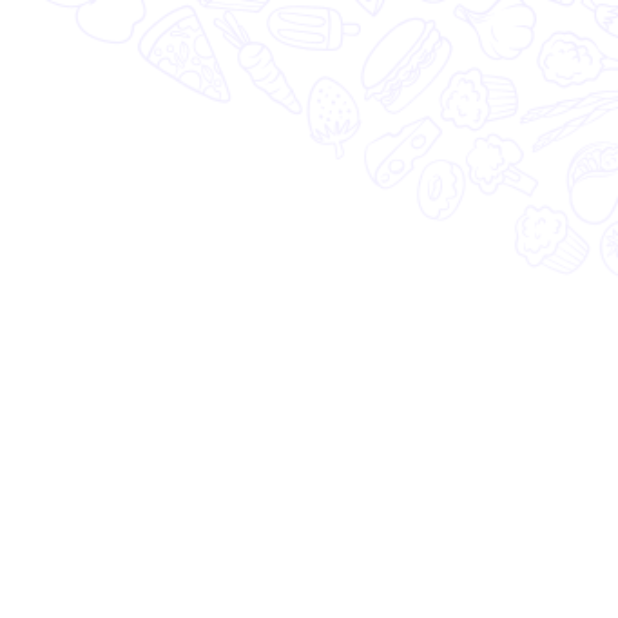
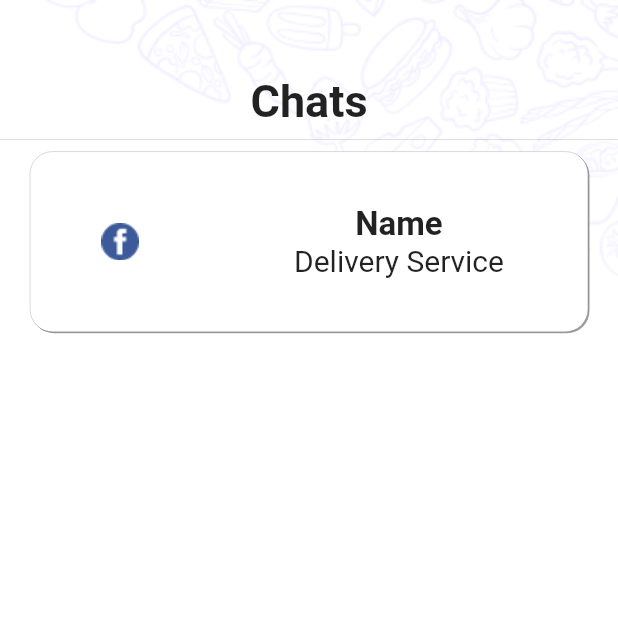
Before and after one commit to He-ema/foody, a Flutter app: the ChatView screen opened directly, on a phone screen of 412 x 824 dp, the top half of it. Run offline on Flutter 3.47's test engine with Material 2 defaults, Android fonts, the phone set to English and light mode, and no system bars; our stand-ins replace animated_theme_switcher, awesome_dialog, bloc, cached_network_image, carousel_slider, cloud_firestore and 16 more; missing offline and left inert: email_otp; accounts and stored records are empty; network calls fail; statements that could not run were skipped.

Commit message:
adding chat container

```diff
--- a/lib/core/utils/asset_data.dart
+++ b/lib/core/utils/asset_data.dart
@@ -20,4 +20,5 @@ abstract class AssetData {
   static const String advertise2 = 'assets/images/advertise2.png';
   static const String advertise3 = 'assets/images/advertise3.png';
   static const String pricePattern = 'assets/images/pricePattern.png';
+  static const String avatar = 'assets/images/avatar.png';
 }
--- a/lib/features/bottom_nav_bar/presentation/views/bottom_nav_bar_view.dart
+++ b/lib/features/bottom_nav_bar/presentation/views/bottom_nav_bar_view.dart
@@ -43,7 +43,7 @@ class _BottomNavigationBarViewState extends State<BottomNavigationBarView> {
           ..getAllCartItems(email: BlocProvider.of<AuthCubit>(context).email!),
         child: CartView(email: BlocProvider.of<AuthCubit>(context).email!),
       ),
-      ChatView(),
+      const ChatView(),
     ];
 
     AuthCubit().close();
--- a/lib/features/cart/presentation/views/widgets/cart_view_body.dart
+++ b/lib/features/cart/presentation/views/widgets/cart_view_body.dart
@@ -24,16 +24,12 @@ class _CartViewBodyState extends State<CartViewBody> {
   bool startAnimation = false;
   bool isOpened = false;
   bool appeared = false;
-  ValueNotifier<double> price = ValueNotifier<double>(0);
+  double pricee = 0;
 
   @override
   void initState() {
     // TODO: implement initState
     super.initState();
-
-    price.addListener(() {
-      setState(() {});
-    });
   }
 
   @override
@@ -48,8 +44,6 @@ class _CartViewBodyState extends State<CartViewBody> {
               setState(() {
                 startAnimation = true;
               });
-              final double total = state.price;
-              price.value = total;
             });
             return Stack(
               alignment: Alignment.bottomCenter,
@@ -95,9 +89,7 @@ class _CartViewBodyState extends State<CartViewBody> {
                                     startAnimation: startAnimation,
                                     index: index,
                                     state: state,
-                                    onAddTap: () {
-                                      price.value += 10;
-                                    },
+                                    onAddTap: () {},
                                   ),
                                 ),
                               );
@@ -169,7 +161,7 @@ class _CartViewBodyState extends State<CartViewBody> {
                                         .copyWith(color: Colors.white),
                                   ),
                                   Text(
-                                    '${price.value}\$',
+                                    '${pricee}\$',
                                     style: Styles.textStyle22
                                         .copyWith(color: Colors.white),
                                     textAlign: TextAlign.center,
--- a/lib/features/chat/presentation/views/chat_view.dart
+++ b/lib/features/chat/presentation/views/chat_view.dart
@@ -9,7 +9,7 @@ class ChatView extends StatelessWidget {
   Widget build(BuildContext context) {
     return Scaffold(
       backgroundColor: Theme.of(context).colorScheme.background,
-      body: BackgroundStack(
+      body: const BackgroundStack(
         body: ChatViewBody(),
         isBig: false,
       ),
--- /dev/null
+++ b/lib/features/chat/presentation/views/widgets/chat_container.dart
@@ -0,0 +1,54 @@
+import 'package:flutter/material.dart';
+import 'package:foody/constants.dart';
+import 'package:foody/core/utils/asset_data.dart';
+import 'package:foody/core/utils/styles.dart';
+
+class ChatContainer extends StatelessWidget {
+  const ChatContainer({super.key});
+
+  @override
+  Widget build(BuildContext context) {
+    return AnimatedContainer(
+        duration: const Duration(seconds: 1),
+        margin: const EdgeInsets.symmetric(horizontal: kHorizontalPadding),
+        decoration: BoxDecoration(
+          border: Border.all(width: 0.1),
+          boxShadow: const [
+            BoxShadow(
+              color: Colors.grey,
+              offset: Offset(1, 1),
+            ),
+          ],
+          borderRadius: BorderRadius.circular(15),
+          color: Colors.white,
+        ),
+        child: Row(
+          children: [
+            Container(
+              margin: const EdgeInsets.all(10),
+              decoration: const BoxDecoration(),
+              child: Image.asset(
+                AssetData.facebook,
+                width: 100,
+                height: 100,
+              ),
+            ),
+            const Spacer(),
+            Column(
+              children: [
+                const Text(
+                  'Name',
+                  style: Styles.textStyle22,
+                ),
+                Text(
+                  'Delivery Service',
+                  style: Styles.textStyle20.copyWith(
+                      color: Colors.black87, fontWeight: FontWeight.normal),
+                ),
+              ],
+            ),
+            const Spacer(),
+          ],
+        ));
+  }
+}
--- a/lib/features/chat/presentation/views/widgets/chat_view_body.dart
+++ b/lib/features/chat/presentation/views/widgets/chat_view_body.dart
@@ -1,12 +1,25 @@
 import 'package:flutter/material.dart';
-import 'package:foody/constants.dart';
-import 'package:foody/core/common/widgets/skelton.dart';
+import 'package:foody/features/chat/presentation/views/widgets/chat_container.dart';
+
+import '../../../../../core/utils/styles.dart';
 
 class ChatViewBody extends StatelessWidget {
   const ChatViewBody({super.key});
 
   @override
   Widget build(BuildContext context) {
-    return Container();
+    return const Column(
+      children: [
+        SizedBox(
+          height: 50,
+        ),
+        Text(
+          'Chats',
+          style: Styles.textStyle30,
+        ),
+        Divider(),
+        ChatContainer(),
+      ],
+    );
   }
 }
```
Also changed, not shown: assets/images/avatar.png (added).
